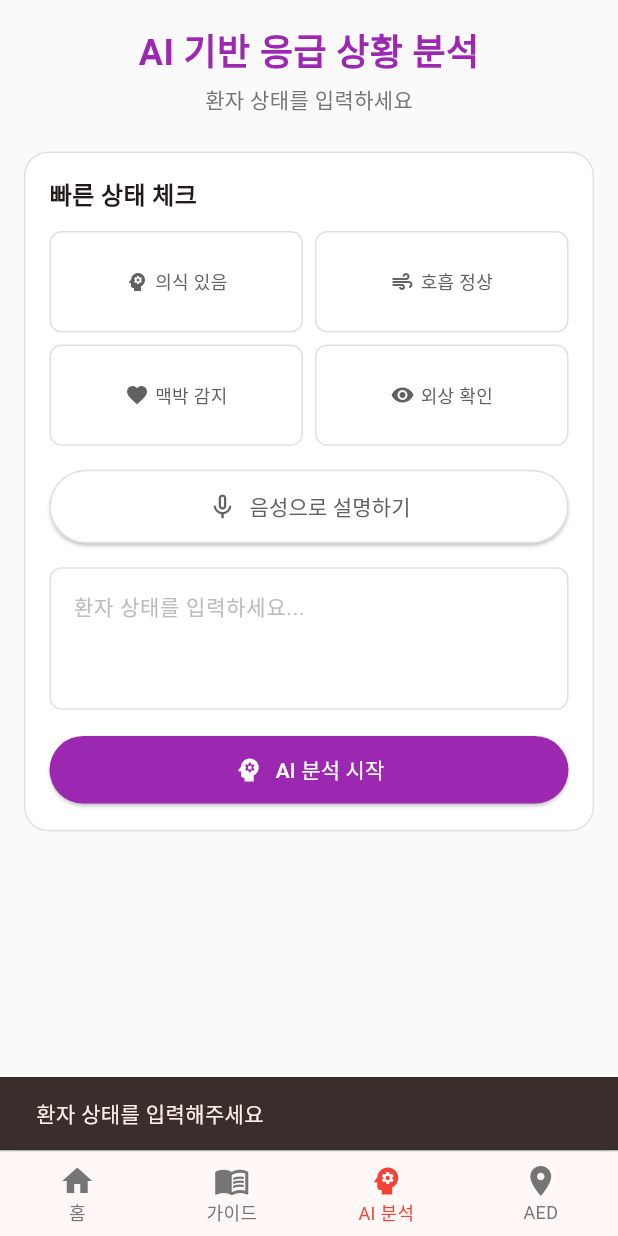
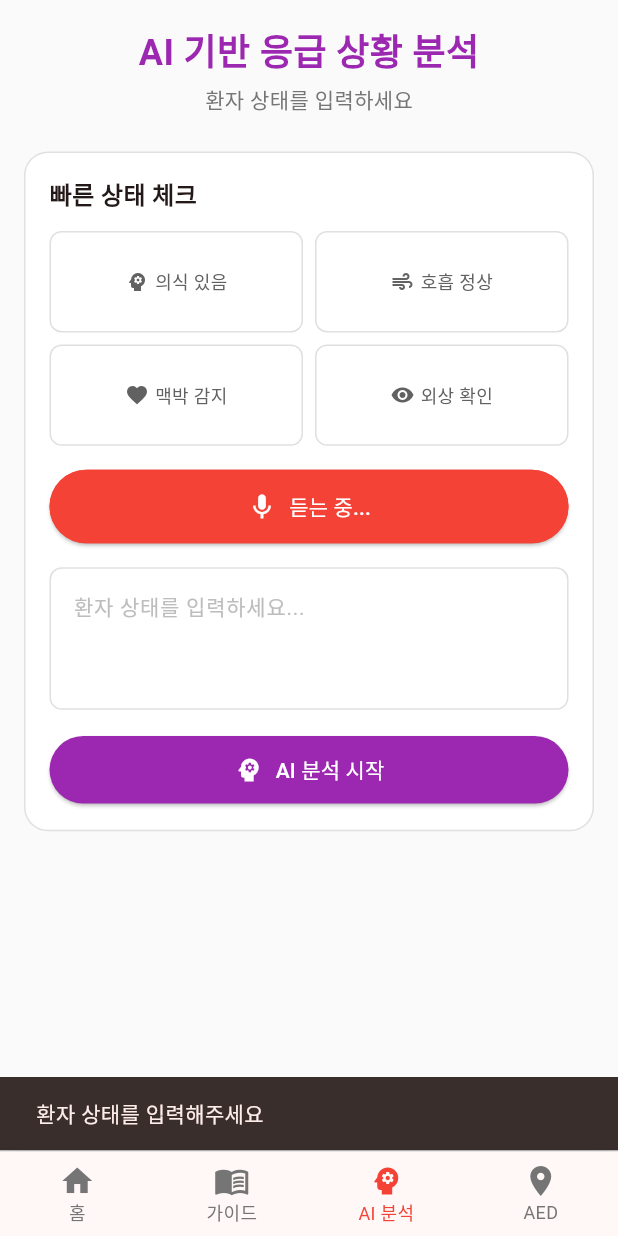
Before and after one commit to chikchok1/911Calling, a Flutter app: the screen it shows after launch, item 3 of the bottom bar chosen, after a tap on "음성으로 설명하기", after a tap on "AI 분석 시작", on a phone screen of 412 x 824 dp. Run offline on Flutter 3.47's test engine with Material 3 defaults, Android fonts, the phone set to English and light mode, and no system bars; our stand-ins replace flutter_dotenv, flutter_tts, permission_handler, speech_to_text; Roboto replaces fonts that are missing (NotoSans).

Commit message:
feat: AI 음성 증상 분석(STT) 및 음성 안내(TTS) 기능 구현

```diff
--- a/lib/tabs/ai_analysis_tab.dart
+++ b/lib/tabs/ai_analysis_tab.dart
@@ -1,4 +1,9 @@
 import 'package:flutter/material.dart';
+import 'package:url_launcher/url_launcher.dart';
+import 'package:flutter_tts/flutter_tts.dart';
+import 'package:speech_to_text/speech_to_text.dart' as stt;
+import 'package:permission_handler/permission_handler.dart';
+import '../services/ai_service.dart';
 
 class AIAnalysisTab extends StatefulWidget {
   const AIAnalysisTab({super.key});
@@ -8,10 +13,20 @@ class AIAnalysisTab extends StatefulWidget {
 }
 
 class _AIAnalysisTabState extends State<AIAnalysisTab> {
+  final FlutterTts _flutterTts = FlutterTts();
+  late stt.SpeechToText _speech;
+
   bool _isListening = false;
+  bool _isLoading = false;
+  bool _showAiResponse = false;
+  bool _isSpeaking = false;
+
   final Set<String> _selectedChecks = {};
   final TextEditingController _textController = TextEditingController();
-  bool _showAiResponse = false;
+
+  String _aiJudgment = "";
+  String _searchKeyword = "";
+  List<String> _aiSteps = [];
 
   final List<QuickCheck> _quickChecks = [
     QuickCheck(id: 'conscious', label: '의식 있음', icon: Icons.psychology),
@@ -19,6 +34,107 @@ class _AIAnalysisTabState extends State<AIAnalysisTab> {
     QuickCheck(id: 'pulse', label: '맥박 감지', icon: Icons.favorite),
     QuickCheck(id: 'visible_injury', label: '외상 확인', icon: Icons.visibility),
   ];
+
+  @override
+  void initState() {
+    super.initState();
+    _initTts();
+    _speech = stt.SpeechToText();
+  }
+
+  Future<void> _initTts() async {
+    try {
+      await _flutterTts.setLanguage("ko-KR");
+      await _flutterTts.setPitch(1.0);
+      await _flutterTts.setSpeechRate(0.6);
+
+      _flutterTts.setCompletionHandler(() {
+        setState(() => _isSpeaking = false);
+      });
+
+      _flutterTts.setCancelHandler(() {
+        setState(() => _isSpeaking = false);
+      });
+    } catch (e) {
+      print("TTS 초기화 에러: $e");
+    }
+  }
+
+  void _listen() async {
+    var status = await Permission.microphone.request();
+    if (status != PermissionStatus.granted) {
+      ScaffoldMessenger.of(context).showSnackBar(
+        const SnackBar(content: Text('마이크 권한이 필요합니다.')),
+      );
+      return;
+    }
+
+    if (!_isListening) {
+      bool available = await _speech.initialize(
+        onStatus: (val) {
+          if (val == 'done' || val == 'notListening') {
+            setState(() => _isListening = false);
+          }
+        },
+        onError: (val) => print('음성 에러: $val'),
+      );
+
+      if (available) {
+        setState(() => _isListening = true);
+        _speech.listen(
+          onResult: (val) {
+            setState(() {
+              _textController.text = val.recognizedWords;
+            });
+          },
+          localeId: 'ko_KR',
+        );
+      }
+    } else {
+      setState(() => _isListening = false);
+      _speech.stop();
+    }
+  }
+
+  Future<void> _speakResult() async {
+    if (_isSpeaking) {
+      await _flutterTts.stop();
+      setState(() {
+        _isSpeaking = false;
+      });
+      return;
+    }
+
+    if (_aiJudgment.isEmpty) return;
+
+    String textToSpeak = "응급 상황 분석 결과, $_aiJudgment 입니다. 행동 수칙을 안내합니다. ";
+    for (int i = 0; i < _aiSteps.length; i++) {
+      textToSpeak += "${i + 1}번째, ${_aiSteps[i]}. ".replaceAll(
+        RegExp(r'^\d+\.'),
+        '',
+      );
+    }
+
+    setState(() {
+      _isSpeaking = true;
+    });
+
+    await _flutterTts.speak(textToSpeak);
+  }
+
+  Future<void> _launchYoutubeSearch() async {
+    if (_searchKeyword.isEmpty && _aiJudgment.isEmpty) return;
+
+    final keyword = _searchKeyword.isNotEmpty ? _searchKeyword : _aiJudgment;
+    final query = "$keyword 응급처치";
+    final url = Uri.parse(
+      "https://www.youtube.com/results?search_query=${Uri.encodeComponent(query)}",
+    );
+
+    if (await canLaunchUrl(url)) {
+      await launchUrl(url, mode: LaunchMode.inAppBrowserView);
+    }
+  }
 
   void _toggleCheck(String id) {
     setState(() {
@@ -30,7 +146,7 @@ class _AIAnalysisTabState extends State<AIAnalysisTab> {
     });
   }
 
-  void _handleAnalyze() {
+  void _handleAnalyze() async {
     if (_selectedChecks.isEmpty && _textController.text.isEmpty) {
       ScaffoldMessenger.of(context).showSnackBar(
         const SnackBar(content: Text('환자 상태를 입력해주세요')),
@@ -38,26 +154,84 @@ class _AIAnalysisTabState extends State<AIAnalysisTab> {
       return;
     }
 
+    FocusScope.of(context).unfocus();
+    await _flutterTts.stop();
+
     setState(() {
+      _isLoading = true;
+      _showAiResponse = false;
+    });
+
+    try {
+      final aiService = AIService();
+      final rawResult = await aiService.analyzeWithAI(
+        conscious: _selectedChecks.contains('conscious'),
+        breathing: _selectedChecks.contains('breathing'),
+        pulse: _selectedChecks.contains('pulse'),
+        trauma: _selectedChecks.contains('visible_injury'),
+        userText: _textController.text,
+      );
+
+      String tempJudgment = "분석 결과 없음";
+      String tempKeyword = "";
+      List<String> tempSteps = [];
+
+      final lines = rawResult.split('\n');
+      for (var line in lines) {
+        line = line.trim();
+        if (line.isEmpty) continue;
+
+        if (line.startsWith('✅ 판단:')) {
+          tempJudgment = line.replaceAll('✅ 판단:', '').trim();
+        } else if (line.startsWith('🔍 검색어:')) {
+          tempKeyword = line.replaceAll('🔍 검색어:', '').trim();
+        } else if (RegExp(r'^\d+\.').hasMatch(line)) {
+          tempSteps.add(line.replaceFirst(RegExp(r'^\d+\.\s*'), ''));
+        }
+      }
+
+      if (tempKeyword.isEmpty) {
+        tempKeyword = tempJudgment.split(',')[0].split(' ')[0];
+      }
+
+      if (!mounted) return;
+
+      setState(() {
+        _aiJudgment = tempJudgment;
+        _searchKeyword = tempKeyword;
+        _aiSteps = tempSteps;
         _showAiResponse = true;
+        _isLoading = false;
       });
+    } catch (e) {
+      if (!mounted) return;
+      setState(() {
+        _isLoading = false;
+      });
+      ScaffoldMessenger.of(context).showSnackBar(
+        SnackBar(content: Text('오류 발생: $e')),
+      );
+    }
   }
 
   @override
   void dispose() {
     _textController.dispose();
+    _flutterTts.stop();
     super.dispose();
   }
 
   @override
   Widget build(BuildContext context) {
-    return Scrollbar(
+    return SafeArea(
+      child: GestureDetector(
+        onTap: () => FocusScope.of(context).unfocus(),
+        child: Scrollbar(
           child: SingleChildScrollView(
             child: Padding(
               padding: const EdgeInsets.all(16),
               child: Column(
                 children: [
-              // Header
                   const Text(
                     'AI 기반 응급 상황 분석',
                     style: TextStyle(
@@ -69,14 +243,9 @@ class _AIAnalysisTabState extends State<AIAnalysisTab> {
                   const SizedBox(height: 4),
                   Text(
                     '환자 상태를 입력하세요',
-                style: TextStyle(
-                  fontSize: 14,
-                  color: Colors.grey[600],
-                ),
+                    style: TextStyle(fontSize: 14, color: Colors.grey[600]),
                   ),
                   const SizedBox(height: 24),
-
-              // Input Card
                   Container(
                     decoration: BoxDecoration(
                       color: Colors.white,
@@ -95,12 +264,11 @@ class _AIAnalysisTabState extends State<AIAnalysisTab> {
                           ),
                         ),
                         const SizedBox(height: 12),
-
-                    // Quick Checks Grid
                         GridView.builder(
                           shrinkWrap: true,
                           physics: const NeverScrollableScrollPhysics(),
-                      gridDelegate: const SliverGridDelegateWithFixedCrossAxisCount(
+                          gridDelegate:
+                              const SliverGridDelegateWithFixedCrossAxisCount(
                             crossAxisCount: 2,
                             crossAxisSpacing: 8,
                             mainAxisSpacing: 8,
@@ -110,7 +278,6 @@ class _AIAnalysisTabState extends State<AIAnalysisTab> {
                           itemBuilder: (context, index) {
                             final check = _quickChecks[index];
                             final isSelected = _selectedChecks.contains(check.id);
-
                             return InkWell(
                               onTap: () => _toggleCheck(check.id),
                               child: Container(
@@ -121,10 +288,7 @@ class _AIAnalysisTabState extends State<AIAnalysisTab> {
                                     color: isSelected ? Colors.purple : Colors.grey[300]!,
                                   ),
                                 ),
-                            padding: const EdgeInsets.symmetric(
-                              horizontal: 12,
-                              vertical: 8,
-                            ),
+                                padding: const EdgeInsets.symmetric(horizontal: 12, vertical: 8),
                                 child: Row(
                                   mainAxisAlignment: MainAxisAlignment.center,
                                   children: [
@@ -140,9 +304,7 @@ class _AIAnalysisTabState extends State<AIAnalysisTab> {
                                         style: TextStyle(
                                           fontSize: 12,
                                           color: isSelected ? Colors.white : Colors.grey[700],
-                                      fontWeight: isSelected
-                                          ? FontWeight.w600
-                                          : FontWeight.normal,
+                                          fontWeight: isSelected ? FontWeight.w600 : FontWeight.normal,
                                         ),
                                         overflow: TextOverflow.ellipsis,
                                       ),
@@ -154,30 +316,11 @@ class _AIAnalysisTabState extends State<AIAnalysisTab> {
                           },
                         ),
                         const SizedBox(height: 16),
-
-                    // Voice Input Button
                         SizedBox(
                           width: double.infinity,
                           child: ElevatedButton.icon(
-                        onPressed: () {
-                          setState(() {
-                            _isListening = !_isListening;
-                          });
-
-                          if (_isListening) {
-                            Future.delayed(const Duration(seconds: 2), () {
-                              if (mounted) {
-                                setState(() {
-                                  _isListening = false;
-                                });
-                              }
-                            });
-                          }
-                        },
-                        icon: Icon(
-                          _isListening ? Icons.mic : Icons.mic_none,
-                          size: 20,
-                        ),
+                            onPressed: _listen,
+                            icon: Icon(_isListening ? Icons.mic : Icons.mic_none, size: 20),
                             label: Text(
                               _isListening ? '듣는 중...' : '음성으로 설명하기',
                               style: const TextStyle(fontSize: 14),
@@ -186,25 +329,19 @@ class _AIAnalysisTabState extends State<AIAnalysisTab> {
                               backgroundColor: _isListening ? Colors.red : Colors.white,
                               foregroundColor: _isListening ? Colors.white : Colors.grey[700],
                               padding: const EdgeInsets.symmetric(vertical: 14),
-                          side: BorderSide(
-                            color: _isListening ? Colors.red : Colors.grey[300]!,
-                          ),
+                              side: BorderSide(color: _isListening ? Colors.red : Colors.grey[300]!),
                             ),
                           ),
                         ),
                         const SizedBox(height: 16),
-
-                    // Text Input
                         TextField(
                           controller: _textController,
                           maxLines: 3,
+                          cursorColor: Colors.red,
                           decoration: InputDecoration(
                             hintText: '환자 상태를 입력하세요...',
                             hintStyle: TextStyle(fontSize: 14, color: Colors.grey[400]),
-                        border: OutlineInputBorder(
-                          borderRadius: BorderRadius.circular(8),
-                          borderSide: BorderSide(color: Colors.grey[300]!),
-                        ),
+                            border: OutlineInputBorder(borderRadius: BorderRadius.circular(8)),
                             enabledBorder: OutlineInputBorder(
                               borderRadius: BorderRadius.circular(8),
                               borderSide: BorderSide(color: Colors.grey[300]!),
@@ -217,14 +354,24 @@ class _AIAnalysisTabState extends State<AIAnalysisTab> {
                           style: const TextStyle(fontSize: 14),
                         ),
                         const SizedBox(height: 16),
-
-                    // Analyze Button
                         SizedBox(
                           width: double.infinity,
                           child: ElevatedButton.icon(
-                        onPressed: _handleAnalyze,
-                        icon: const Icon(Icons.psychology, size: 20),
-                        label: const Text('AI 분석 시작', style: TextStyle(fontSize: 14)),
+                            onPressed: _isLoading ? null : _handleAnalyze,
+                            icon: _isLoading
+                                ? const SizedBox(
+                                    width: 20,
+                                    height: 20,
+                                    child: CircularProgressIndicator(
+                                      strokeWidth: 2,
+                                      valueColor: AlwaysStoppedAnimation<Color>(Colors.white),
+                                    ),
+                                  )
+                                : const Icon(Icons.psychology, size: 20),
+                            label: Text(
+                              _isLoading ? '분석 중...' : 'AI 분석 시작',
+                              style: const TextStyle(fontSize: 14),
+                            ),
                             style: ElevatedButton.styleFrom(
                               backgroundColor: Colors.purple,
                               foregroundColor: Colors.white,
@@ -235,8 +382,6 @@ class _AIAnalysisTabState extends State<AIAnalysisTab> {
                       ],
                     ),
                   ),
-
-              // AI Response Card
                   if (_showAiResponse) ...[
                     const SizedBox(height: 16),
                     Container(
@@ -249,34 +394,23 @@ class _AIAnalysisTabState extends State<AIAnalysisTab> {
                       child: Column(
                         crossAxisAlignment: CrossAxisAlignment.start,
                         children: [
-                      // Header
                           Wrap(
                             spacing: 8,
                             runSpacing: 8,
                             children: [
                               Container(
-                            padding: const EdgeInsets.symmetric(
-                              horizontal: 8,
-                              vertical: 4,
-                            ),
+                                padding: const EdgeInsets.symmetric(horizontal: 8, vertical: 4),
                                 decoration: BoxDecoration(
                                   color: Colors.purple,
                                   borderRadius: BorderRadius.circular(4),
                                 ),
                                 child: const Text(
                                   'AI 분석 결과',
-                              style: TextStyle(
-                                color: Colors.white,
-                                fontSize: 11,
-                                fontWeight: FontWeight.w600,
-                              ),
+                                  style: TextStyle(color: Colors.white, fontSize: 11, fontWeight: FontWeight.w600),
                                 ),
                               ),
                               Container(
-                            padding: const EdgeInsets.symmetric(
-                              horizontal: 8,
-                              vertical: 4,
-                            ),
+                                padding: const EdgeInsets.symmetric(horizontal: 8, vertical: 4),
                                 decoration: BoxDecoration(
                                   color: Colors.white,
                                   borderRadius: BorderRadius.circular(4),
@@ -284,82 +418,44 @@ class _AIAnalysisTabState extends State<AIAnalysisTab> {
                                 ),
                                 child: const Text(
                                   '긴급',
-                              style: TextStyle(
-                                color: Colors.red,
-                                fontSize: 11,
-                                fontWeight: FontWeight.w600,
-                              ),
+                                  style: TextStyle(color: Colors.red, fontSize: 11, fontWeight: FontWeight.w600),
                                 ),
                               ),
                             ],
                           ),
                           const SizedBox(height: 8),
-                      const Text(
-                        '즉시 수행해야 할 조치',
-                        style: TextStyle(
-                          fontSize: 16,
-                          fontWeight: FontWeight.bold,
-                          color: Colors.purple,
-                        ),
+                          Text(
+                            _aiJudgment,
+                            style: const TextStyle(fontSize: 16, fontWeight: FontWeight.bold, color: Colors.red),
                           ),
                           const SizedBox(height: 12),
-
-                      // Action Steps
-                      Container(
-                        padding: const EdgeInsets.all(12),
-                        decoration: BoxDecoration(
-                          color: Colors.white,
-                          borderRadius: BorderRadius.circular(12),
-                        ),
-                        child: Column(
-                          crossAxisAlignment: CrossAxisAlignment.start,
-                          children: [
-                            const Row(
-                              children: [
-                                Icon(Icons.air, color: Colors.red, size: 16),
-                                SizedBox(width: 8),
-                                Text(
-                                  'CPR 즉시 시작',
-                                  style: TextStyle(
-                                    fontSize: 14,
-                                    fontWeight: FontWeight.w600,
-                                  ),
-                                ),
-                              ],
-                            ),
+                          const Divider(height: 1, color: Colors.grey),
                           const SizedBox(height: 12),
-                            _buildStep(1, '119에 즉시 신고하세요'),
-                            _buildStep(2, '환자를 평평한 곳에 눕히세요'),
-                            _buildStep(3, '가슴 중앙에 손을 올리고 강하고 빠르게 압박하세요'),
-                            _buildStep(4, '주변에 AED를 요청하세요'),
-                          ],
-                        ),
-                      ),
+                          if (_aiSteps.isEmpty)
+                            const Text("구체적인 행동 수칙이 없습니다.")
+                          else
+                            ..._aiSteps.asMap().entries.map((entry) {
+                              return _buildStep(entry.key + 1, entry.value);
+                            }),
                           const SizedBox(height: 12),
-
-                      // Action Buttons
                           Row(
                             children: [
                               Expanded(
                                 child: OutlinedButton.icon(
-                              onPressed: () {},
-                              icon: const Text('📹', style: TextStyle(fontSize: 14)),
-                              label: const Text('영상 보기', style: TextStyle(fontSize: 12)),
-                              style: OutlinedButton.styleFrom(
-                                backgroundColor: Colors.white,
-                                padding: const EdgeInsets.symmetric(vertical: 10),
-                              ),
+                                  onPressed: _launchYoutubeSearch,
+                                  icon: const Text('📹'),
+                                  label: const Text('영상 보기'),
+                                  style: OutlinedButton.styleFrom(backgroundColor: Colors.white),
                                 ),
                               ),
                               const SizedBox(width: 8),
                               Expanded(
                                 child: OutlinedButton.icon(
-                              onPressed: () {},
-                              icon: const Text('🔊', style: TextStyle(fontSize: 14)),
-                              label: const Text('음성 듣기', style: TextStyle(fontSize: 12)),
+                                  onPressed: _speakResult,
+                                  icon: Text(_isSpeaking ? '⏹' : '🔊'),
+                                  label: Text(_isSpeaking ? '멈추기' : '음성 듣기'),
                                   style: OutlinedButton.styleFrom(
-                                backgroundColor: Colors.white,
-                                padding: const EdgeInsets.symmetric(vertical: 10),
+                                    backgroundColor: _isSpeaking ? Colors.red[50] : Colors.white,
                                   ),
                                 ),
                               ),
@@ -371,6 +467,8 @@ class _AIAnalysisTabState extends State<AIAnalysisTab> {
                   ],
                   const SizedBox(height: 16),
                 ],
+              ),
+            ),
           ),
         ),
       ),
@@ -386,18 +484,11 @@ class _AIAnalysisTabState extends State<AIAnalysisTab> {
           Container(
             width: 20,
             height: 20,
-            decoration: const BoxDecoration(
-              color: Colors.purple,
-              shape: BoxShape.circle,
-            ),
+            decoration: const BoxDecoration(color: Colors.purple, shape: BoxShape.circle),
             child: Center(
               child: Text(
                 '$number',
-                style: const TextStyle(
-                  color: Colors.white,
-                  fontSize: 11,
-                  fontWeight: FontWeight.bold,
-                ),
+                style: const TextStyle(color: Colors.white, fontSize: 11, fontWeight: FontWeight.bold),
               ),
             ),
           ),
@@ -405,10 +496,7 @@ class _AIAnalysisTabState extends State<AIAnalysisTab> {
           Expanded(
             child: Padding(
               padding: const EdgeInsets.only(top: 2),
-              child: Text(
-                text,
-                style: const TextStyle(fontSize: 12),
-              ),
+              child: Text(text, style: const TextStyle(fontSize: 12)),
             ),
           ),
         ],
@@ -422,9 +510,5 @@ class QuickCheck {
   final String label;
   final IconData icon;
 
-  QuickCheck({
-    required this.id,
-    required this.label,
-    required this.icon,
-  });
+  QuickCheck({required this.id, required this.label, required this.icon});
 }
```
Also changed, not shown: lib/services/ai_service.dart (added, +129 -0 lines). Lines whose indentation alone changed are shown as unchanged.
